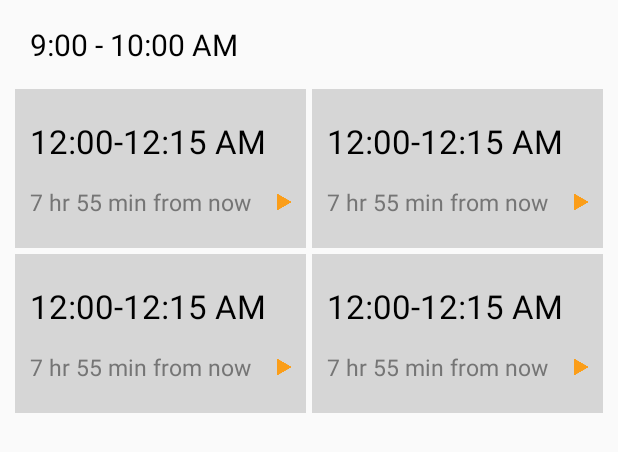
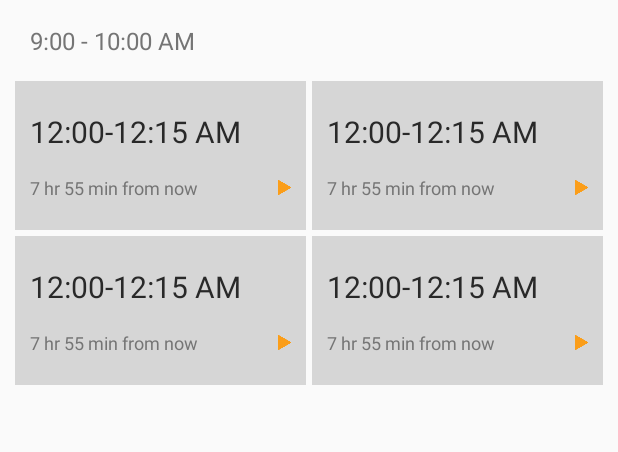
Before and after one commit to tomquercia/LeanApp, an Android app: the layout hours_list.xml on its own in the app's theme, with its tools: preview values and no code run, on a phone screen of 412 x 824 dp. Shown: the top 452 px of the screen. Run offline under Robolectric (Android 15) with nearby library versions, the phone set to English and light mode, and no system bars.

Commit message:
Updated hours list

```diff
--- a/mobile/src/main/res/layout/hours_list.xml
+++ b/mobile/src/main/res/layout/hours_list.xml
@@ -7,11 +7,11 @@
         android:layout_width="wrap_content"
         android:layout_height="wrap_content"
         android:text="9:00 - 10:00 AM"
-        android:textSize="20sp"
+        android:textSize="16sp"
         android:paddingLeft="20sp"
         android:paddingBottom="16sp"
         android:paddingTop="16sp"
-        android:textColor="@color/black"
+        android:textColor="@color/darkgrey"
         android:id="@+id/textView_hour" />
 
     <LinearLayout
@@ -53,9 +53,9 @@
                     <TextView
                         android:layout_width="wrap_content"
                         android:layout_height="wrap_content"
-                        android:textSize="22sp"
+                        android:textSize="20sp"
                         android:text="12:00-12:15 AM"
-                        android:textColor="@color/black"
+                        android:textColor="@color/black_87"
                         android:paddingBottom="15dp"
                         android:id="@+id/textview_time1" />
 
@@ -70,7 +70,7 @@
                             android:layout_width="wrap_content"
                             android:layout_height="wrap_content"
                             android:text="7 hr 55 min from now "
-                            android:textSize="15sp"
+                            android:textSize="12sp"
                             android:textColor="@color/darkgrey"
                             android:layout_alignParentLeft="true"
                             android:layout_centerInParent="true"
@@ -87,8 +87,8 @@
                             android:layout_toEndOf="@+id/textview_time_until1"
                             android:scaleType="fitEnd"
                             android:layout_alignParentTop="true"
-                            android:paddingTop="5dp"
-                            android:paddingBottom="5dp" />
+                            android:paddingTop="3dp"
+                            android:paddingBottom="3dp" />
 
                         <!--<TextView-->
                             <!--android:layout_width="wrap_content"-->
@@ -137,9 +137,9 @@
                     <TextView
                         android:layout_width="wrap_content"
                         android:layout_height="wrap_content"
-                        android:textSize="22sp"
+                        android:textSize="20sp"
                         android:text="12:00-12:15 AM"
-                        android:textColor="@color/black"
+                        android:textColor="@color/black_87"
                         android:paddingBottom="15dp"
                         android:id="@+id/textview_time2" />
 
@@ -154,7 +154,7 @@
                             android:layout_width="wrap_content"
                             android:layout_height="wrap_content"
                             android:text="7 hr 55 min from now "
-                            android:textSize="15sp"
+                            android:textSize="12sp"
                             android:textColor="@color/darkgrey"
                             android:layout_alignParentLeft="true"
                             android:layout_centerInParent="true"
@@ -171,8 +171,8 @@
                             android:layout_toEndOf="@+id/textview_time_until2"
                             android:scaleType="fitEnd"
                             android:layout_alignParentTop="true"
-                            android:paddingTop="5dp"
-                            android:paddingBottom="5dp"
+                            android:paddingTop="3dp"
+                            android:paddingBottom="3dp"
                             android:layout_alignParentEnd="false" />
 
                         <!--<TextView-->
@@ -234,9 +234,9 @@
                     <TextView
                         android:layout_width="wrap_content"
                         android:layout_height="wrap_content"
-                        android:textSize="22sp"
+                        android:textSize="20sp"
                         android:text="12:00-12:15 AM"
-                        android:textColor="@color/black"
+                        android:textColor="@color/black_87"
                         android:paddingBottom="15dp"
                         android:id="@+id/textview_time3" />
 
@@ -251,7 +251,7 @@
                             android:layout_width="wrap_content"
                             android:layout_height="wrap_content"
                             android:text="7 hr 55 min from now "
-                            android:textSize="15sp"
+                            android:textSize="12sp"
                             android:textColor="@color/darkgrey"
                             android:layout_alignParentLeft="true"
                             android:layout_centerInParent="true"
@@ -280,8 +280,8 @@
                             android:layout_toEndOf="@+id/textview_time_until3"
                             android:scaleType="fitEnd"
                             android:layout_alignParentTop="true"
-                            android:paddingTop="5dp"
-                            android:paddingBottom="5dp" />
+                            android:paddingTop="3dp"
+                            android:paddingBottom="3dp" />
                     </RelativeLayout>
 
 
@@ -319,9 +319,9 @@
                     <TextView
                         android:layout_width="wrap_content"
                         android:layout_height="wrap_content"
-                        android:textSize="22sp"
+                        android:textSize="20sp"
                         android:text="12:00-12:15 AM"
-                        android:textColor="@color/black"
+                        android:textColor="@color/black_87"
                         android:paddingBottom="15dp"
                         android:id="@+id/textview_time4" />
 
@@ -336,7 +336,7 @@
                             android:layout_width="wrap_content"
                             android:layout_height="wrap_content"
                             android:text="7 hr 55 min from now "
-                            android:textSize="15sp"
+                            android:textSize="12sp"
                             android:textColor="@color/darkgrey"
                             android:layout_alignParentLeft="true"
                             android:layout_centerInParent="true"
@@ -353,8 +353,8 @@
                             android:layout_toEndOf="@+id/textview_time_until4"
                             android:scaleType="fitEnd"
                             android:layout_alignParentTop="true"
-                            android:paddingTop="5dp"
-                            android:paddingBottom="5dp" />
+                            android:paddingTop="3dp"
+                            android:paddingBottom="3dp" />
 
                         <!--<TextView-->
                             <!--android:layout_width="wrap_content"-->
--- a/mobile/src/main/res/values/colors.xml
+++ b/mobile/src/main/res/values/colors.xml
@@ -18,6 +18,7 @@
     <item name="lightgrey" type="color">#55D6D6D6</item>
     <item name="darkgrey" type="color">#FF757575</item>
     <item name="black" type="color">#FF000000</item>
+    <item name="black_87" type="color">#FF292929</item>
     <item name="black_text" type="color">#DD000000</item>
     <item name="header_black" type="color">#45000000</item>
 
```
